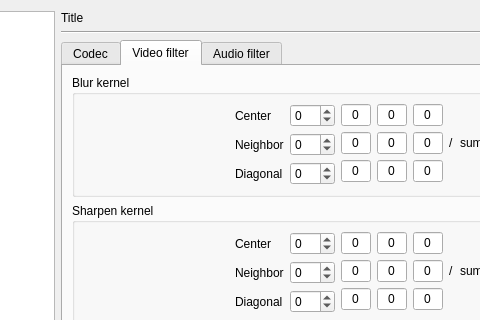
Qt form src/cmplayer/ui/prefdialog.ui (bylee20/bomi) before a commit; both pictures show x 176 to 656 and y 0 to 320 of the 843 by 731 pixel window.
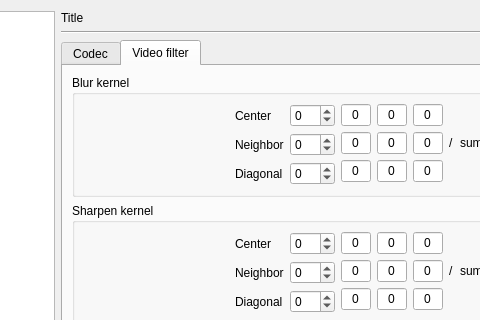
The same form after that commit. The open tabs and pages were chosen to show the change. Icons and pictures are not drawn. Custom widgets are drawn as their Qt base class.

```diff
--- a/src/cmplayer/ui/prefdialog.ui
+++ b/src/cmplayer/ui/prefdialog.ui
@@ -1105,11 +1105,6 @@
              </item>
             </layout>
            </widget>
-           <widget class="QWidget" name="tab_3">
-            <attribute name="title">
-             <string>Audio filter</string>
-            </attribute>
-           </widget>
           </widget>
          </item>
         </layout>
```
Left out of the diff: 36 changed lines with no effect on the pictures.
